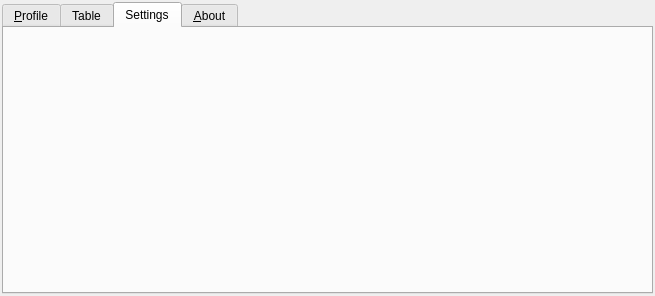
Qt form tools/ui_profiletool.ui (etiennesky/profiletool) before a commit.
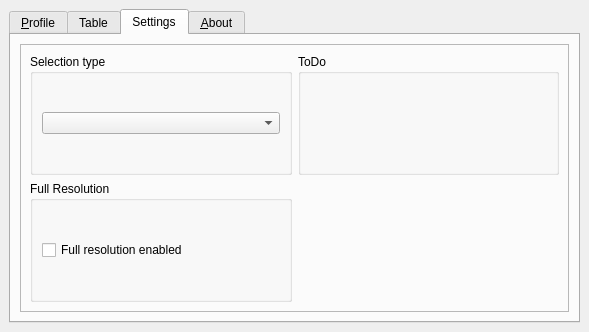
The same form after that commit. The open tabs and pages were chosen to show the change. Custom widgets are drawn as their Qt base class.

What changed in the file:
```diff
--- a/tools/ui_profiletool.ui
+++ b/tools/ui_profiletool.ui
@@ -6,18 +6,15 @@
    <rect>
     <x>0</x>
     <y>0</y>
-    <width>655</width>
-    <height>296</height>
+    <width>589</width>
+    <height>332</height>
    </rect>
   </property>
   <property name="windowTitle">
    <string>Profile Tool</string>
   </property>
   <widget class="QWidget" name="dockWidgetContents">
-   <layout class="QHBoxLayout" name="horizontalLayout_2">
-    <property name="margin">
-     <number>2</number>
-    </property>
+   <layout class="QVBoxLayout" name="verticalLayout_6">
     <item>
      <widget class="QTabWidget" name="tabWidget">
       <property name="autoFillBackground">
@@ -248,6 +245,83 @@
        <attribute name="title">
         <string>Settings</string>
        </attribute>
+       <layout class="QVBoxLayout" name="verticalLayout_4">
+        <item>
+         <widget class="QFrame" name="frame">
+          <property name="baseSize">
+           <size>
+            <width>50</width>
+            <height>50</height>
+           </size>
+          </property>
+          <property name="frameShape">
+           <enum>QFrame::StyledPanel</enum>
+          </property>
+          <property name="frameShadow">
+           <enum>QFrame::Raised</enum>
+          </property>
+          <property name="lineWidth">
+           <number>0</number>
+          </property>
+          <property name="midLineWidth">
+           <number>0</number>
+          </property>
+          <layout class="QGridLayout" name="gridLayout_2">
+           <property name="sizeConstraint">
+            <enum>QLayout::SetMinimumSize</enum>
+           </property>
+           <item row="0" column="0">
+            <widget class="QGroupBox" name="groupBox_4">
+             <property name="title">
+              <string>Selection type</string>
+             </property>
+             <layout class="QVBoxLayout" name="verticalLayout_5">
+              <item>
+               <widget class="QComboBox" name="comboBox">
+                <property name="sizePolicy">
+                 <sizepolicy hsizetype="Preferred" vsizetype="Fixed">
+                  <horstretch>0</horstretch>
+                  <verstretch>0</verstretch>
+                 </sizepolicy>
+                </property>
+               </widget>
+              </item>
+             </layout>
+            </widget>
+           </item>
+           <item row="2" column="0">
+            <widget class="QGroupBox" name="groupBox_2">
+             <property name="title">
+              <string>Full Resolution</string>
+             </property>
+             <layout class="QVBoxLayout" name="verticalLayout_7">
+              <item>
+               <widget class="QCheckBox" name="checkBox">
+                <property name="sizePolicy">
+                 <sizepolicy hsizetype="Preferred" vsizetype="Fixed">
+                  <horstretch>0</horstretch>
+                  <verstretch>0</verstretch>
+                 </sizepolicy>
+                </property>
+                <property name="text">
+                 <string>Full resolution enabled</string>
+                </property>
+               </widget>
+              </item>
+             </layout>
+            </widget>
+           </item>
+           <item row="0" column="1">
+            <widget class="QGroupBox" name="groupBox_3">
+             <property name="title">
+              <string>ToDo</string>
+             </property>
+            </widget>
+           </item>
+          </layout>
+         </widget>
+        </item>
+       </layout>
       </widget>
       <widget class="QWidget" name="tab_4">
        <attribute name="title">
```
Left out of the diff: 14 changed lines with no effect on the pictures.
